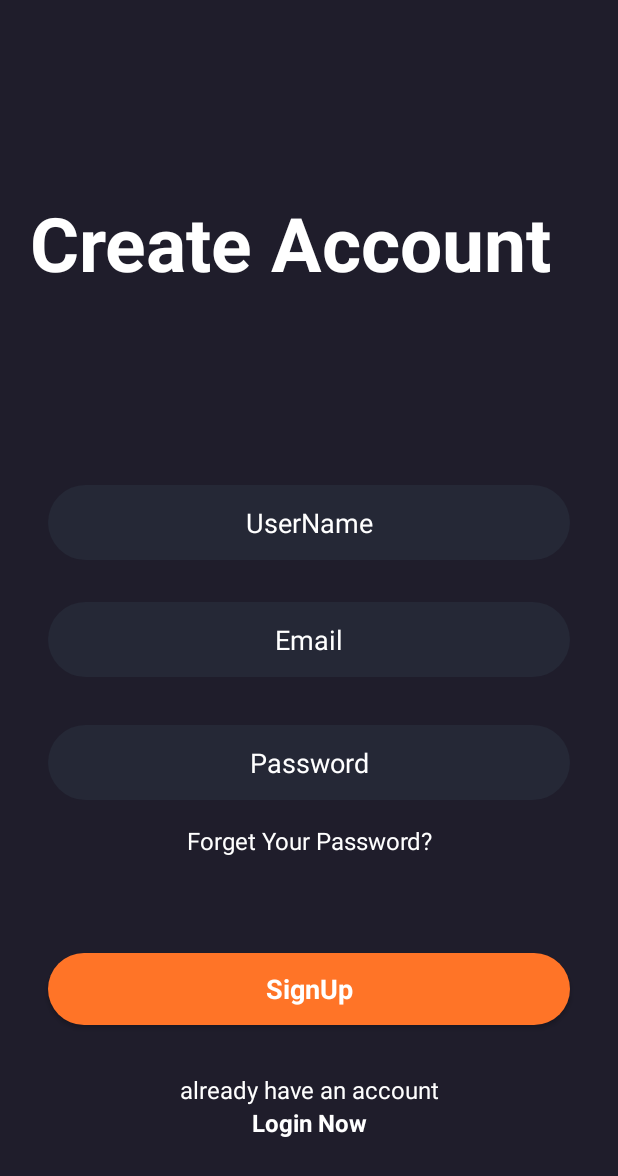
After one commit to anshumanbehera27/MovieInfo_Android-App, an Android app: the signupActivity screen opened directly, with no data from a screen before it, on a phone screen of 412 x 824 dp. The commit adds this screen. Shown: the top 1176 px of the screen. Run offline under Robolectric (Android 15) with nearby library versions, the phone set to English and light mode, and no system bars.

Commit message:
done with login and signup Activity

```diff
--- a/app/src/main/java/com/anshuman/myapplication/Activitys/SplashScreen.kt
+++ b/app/src/main/java/com/anshuman/myapplication/Activities/SplashScreen.kt
@@ -1,4 +1,4 @@
-package com.anshuman.myapplication.Activitys
+package com.anshuman.myapplication.Activities
 
 import android.content.Intent
 import android.os.Bundle
--- /dev/null
+++ b/app/src/main/java/com/anshuman/myapplication/Activities/signupActivity.kt
@@ -0,0 +1,60 @@
+package com.anshuman.myapplication.Activities
+
+import android.content.Intent
+import android.os.Bundle
+import android.widget.Toast
+import androidx.activity.enableEdgeToEdge
+import androidx.appcompat.app.AppCompatActivity
+import androidx.core.view.ViewCompat
+import androidx.core.view.WindowInsetsCompat
+import com.anshuman.myapplication.MainActivity
+import com.anshuman.myapplication.R
+import com.anshuman.myapplication.databinding.ActivitySignupBinding
+
+class signupActivity : AppCompatActivity(){
+
+    lateinit var binding: ActivitySignupBinding
+    override fun onCreate(savedInstanceState: Bundle?) {
+        super.onCreate(savedInstanceState)
+        binding = ActivitySignupBinding.inflate(layoutInflater)
+        setContentView(binding.root)
+
+
+        // Reset error messages
+        binding.etusername.error = null
+        binding.etemail.error = null
+        binding.etpassword.error = null
+
+        // it will reditect to the signup page
+        binding.btnsignup.setOnClickListener {
+            val user = binding.etusername.text.toString().trim()
+            val email = binding.etemail.text.toString().trim()
+            val password = binding.etpassword.text.toString().trim()
+            if (user.isEmpty()) {
+                binding.etusername.error = "Please enter username"
+
+            }
+            else if (email.isEmpty()) {
+                binding.etemail.error = "Please enter email"
+
+            }
+            else if (password.isEmpty()) {
+                binding.etpassword.error = "Please enter password"
+
+            }
+            else {
+                val intent = Intent(this, MainActivity::class.java)
+                startActivity(intent)
+                Toast.makeText(this , "Account Created Successfully" , Toast.LENGTH_SHORT).show()
+
+            }
+        }
+        // it will redrict to the login page
+        binding.tvlogin.setOnClickListener {
+            val intent = Intent(this, loginActivity::class.java)
+            startActivity(intent)
+        }
+
+
+    }
+}
--- /dev/null
+++ b/app/src/main/res/drawable/edittext_background.xml
@@ -0,0 +1,9 @@
+<?xml version="1.0" encoding="utf-8"?>
+<selector xmlns:android="http://schemas.android.com/apk/res/android">
+<item>
+    <shape android:shape="rectangle">
+        <solid android:color="@color/dark_blue"/>
+        <corners android:radius="50sp"/>
+    </shape>
+</item>
+</selector>
--- a/app/src/main/res/layout/activity_intro_screen.xml
+++ b/app/src/main/res/layout/activity_intro_screen.xml
@@ -5,7 +5,7 @@
     android:layout_width="match_parent"
     android:background="@color/main_color"
     android:layout_height="match_parent"
-    tools:context="Activitys.IntroScreen">
+    tools:context="Activities.IntroScreen">
     <ScrollView
         android:layout_width="match_parent"
         android:layout_height="match_parent" >
@@ -50,7 +50,7 @@
                     android:id="@+id/textView2"
                     android:layout_width="match_parent"
                     android:layout_height="wrap_content"
-                    android:text="Discovoer Your"
+                    android:text="Discover Your"
                     android:textColor="@color/white"
                     android:textSize="27sp"/>
 
--- /dev/null
+++ b/app/src/main/res/layout/activity_signup.xml
@@ -0,0 +1,128 @@
+<?xml version="1.0" encoding="utf-8"?>
+<androidx.constraintlayout.widget.ConstraintLayout xmlns:android="http://schemas.android.com/apk/res/android"
+    xmlns:app="http://schemas.android.com/apk/res-auto"
+    xmlns:tools="http://schemas.android.com/tools"
+    android:layout_width="match_parent"
+    android:background="@color/main_color"
+    android:focusable="true"
+    android:focusableInTouchMode="true"
+    android:layout_height="match_parent"
+    tools:context=".Activities.signupActivity">
+
+    <ScrollView
+        android:layout_width="match_parent"
+        android:layout_height="match_parent" >
+
+        <LinearLayout
+            android:layout_width="match_parent"
+            android:layout_height="wrap_content"
+            android:orientation="vertical">
+
+            <TextView
+                android:id="@+id/textView"
+                android:layout_width="match_parent"
+                android:layout_height="wrap_content"
+                android:text="Create Account"
+                android:textSize="50sp"
+                android:textColor="@color/white"
+                android:layout_marginTop="128dp"
+                android:layout_marginStart="20dp"
+                android:textStyle="bold"/>
+
+            <EditText
+                android:id="@+id/etusername"
+                android:layout_width="match_parent"
+                android:layout_height="50dp"
+                android:hint="UserName"
+                android:textAlignment="center"
+                android:textColor="@color/white"
+                android:textColorHint="@color/white"
+
+                android:ems="10"
+                android:background="@drawable/edittext_background"
+                android:layout_marginTop="128dp"
+                android:layout_marginStart="32dp"
+                android:layout_marginEnd="32dp"
+                android:inputType="text"
+                />
+            <EditText
+                android:id="@+id/etemail"
+                android:layout_width="match_parent"
+                android:layout_height="50dp"
+                android:hint="Email"
+
+                android:textAlignment="center"
+                android:textColor="@color/white"
+                android:textColorHint="@color/white"
+                android:ems="10"
+                android:background="@drawable/edittext_background"
+                android:layout_marginTop="28dp"
+                android:layout_marginStart="32dp"
+                android:layout_marginEnd="32dp"
+                android:inputType="textEmailAddress"
+                />
+
+            <EditText
+                android:id="@+id/etpassword"
+                android:layout_width="match_parent"
+                android:layout_height="50dp"
+                android:hint="Password"
+                android:textAlignment="center"
+                android:textColor="@color/white"
+                android:textColorHint="@color/white"
+                android:ems="10"
+                android:background="@drawable/edittext_background"
+                android:layout_marginTop="32dp"
+                android:layout_marginStart="32dp"
+                android:layout_marginEnd="32dp"
+                android:inputType="textPassword"
+                />
+
+            <TextView
+                android:id="@+id/textView6"
+                android:layout_width="match_parent"
+                android:layout_height="wrap_content"
+                android:text="Forget Your Password?"
+                android:textAlignment="center"
+                android:textColor="@color/white"
+                android:textSize="16sp"
+                android:layout_marginTop="16dp"/>
+
+            <androidx.appcompat.widget.AppCompatButton
+                android:id="@+id/btnsignup"
+                style="@android:style/Widget.Button"
+                android:layout_marginTop="64dp"
+                android:layout_marginStart="32dp"
+                android:layout_marginEnd="32dp"
+                android:background="@drawable/orange_button_background"
+                android:textSize="18sp"
+                android:textStyle="bold"
+                android:textColor="@color/white"
+                android:layout_width="match_parent"
+                android:layout_height="wrap_content"
+                android:text="SignUp" />
+
+            <TextView
+                android:id="@+id/textView7"
+                android:layout_width="match_parent"
+                android:layout_height="wrap_content"
+                android:text="already have an account"
+                android:textColor="@color/white"
+                android:textSize="16sp"
+                android:textAlignment="center"
+                android:layout_marginTop="32dp"/>
+
+            <TextView
+                android:id="@+id/tvlogin"
+                android:layout_width="match_parent"
+                android:layout_height="wrap_content"
+                android:text="Login Now"
+                android:textAlignment="center"
+                android:textColor="@color/white"
+                android:textSize="16sp"
+                android:clickable="true"
+                android:focusable="true"
+                android:textStyle="bold"/>
+        </LinearLayout>
+    </ScrollView>
+</androidx.constraintlayout.widget.ConstraintLayout>
--- a/app/src/main/res/layout/activity_splash_screen.xml
+++ b/app/src/main/res/layout/activity_splash_screen.xml
@@ -6,7 +6,7 @@
     android:layout_width="match_parent"
     android:layout_height="match_parent"
     android:background="@color/main_color"
-    tools:context=".Activitys.SplashScreen">
+    tools:context=".Activities.SplashScreen">
 
     <com.airbnb.lottie.LottieAnimationView
         android:id="@+id/animationView"
--- a/app/src/main/res/values/colors.xml
+++ b/app/src/main/res/values/colors.xml
@@ -5,7 +5,7 @@
     <color name="main_color">#1F1D2B</color>
     <color name="orange">#FF7427</color>
     <color name="yellow">#FFC107</color>
-    <color name="drak_blue">#252836</color>
+    <color name="dark_blue">#252836</color>
 
 
 </resources>
```
Also changed, not shown: app/src/main/AndroidManifest.xml (+8 -2 lines), app/src/main/java/com/anshuman/myapplication/Activities/IntroScreen.kt (renamed from app/src/main/java/com/anshuman/myapplication/Activitys/IntroScreen.kt, +2 -6 lines), app/src/main/java/com/anshuman/myapplication/Activities/loginActivity.kt (added, +44 -0 lines), app/src/main/res/layout/activity_login.xml (added, +110 -0 lines).
